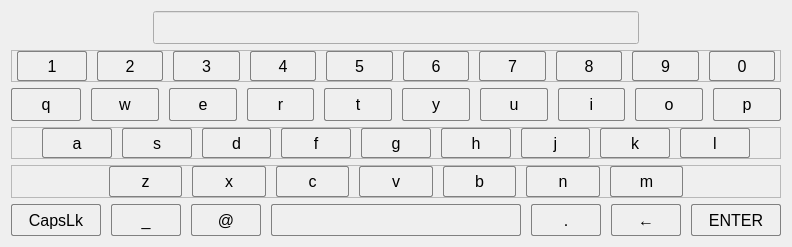
Before: the Qt Designer form ui/admgui/all_ui/keyboard.ui in RaynoldPanjiZ/gui_pyside6, drawn with Qt 5.
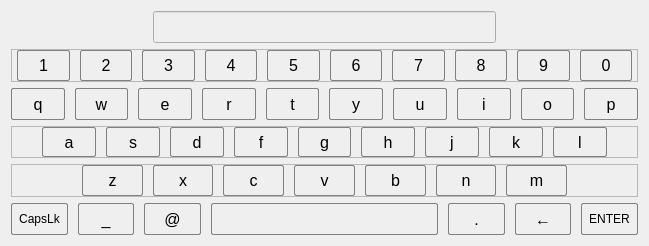
After: the same form once the commit is applied.

Commit message: update 15: hide screen keyboard

Diff of the .ui file:
```diff
--- a/ui/admgui/all_ui/keyboard.ui
+++ b/ui/admgui/all_ui/keyboard.ui
@@ -6,8 +6,8 @@
    <rect>
     <x>0</x>
     <y>0</y>
-    <width>790</width>
-    <height>247</height>
+    <width>649</width>
+    <height>246</height>
    </rect>
   </property>
   <property name="windowTitle">
@@ -132,7 +132,7 @@
           </property>
           <property name="minimumSize">
            <size>
-            <width>70</width>
+            <width>30</width>
             <height>30</height>
            </size>
           </property>
@@ -464,7 +464,7 @@
        </property>
        <property name="minimumSize">
         <size>
-         <width>70</width>
+         <width>30</width>
          <height>30</height>
         </size>
        </property>
@@ -817,7 +817,7 @@
           </property>
           <property name="minimumSize">
            <size>
-            <width>70</width>
+            <width>30</width>
             <height>30</height>
            </size>
           </property>
@@ -943,7 +943,7 @@
           </property>
           <property name="minimumSize">
            <size>
-            <width>70</width>
+            <width>30</width>
             <height>30</height>
            </size>
           </property>
@@ -1144,7 +1144,7 @@
         </property>
         <property name="sizeHint" stdset="0">
          <size>
-          <width>97</width>
+          <width>70</width>
           <height>20</height>
          </size>
         </property>
@@ -1165,7 +1165,7 @@
           </property>
           <property name="minimumSize">
            <size>
-            <width>70</width>
+            <width>30</width>
             <height>30</height>
            </size>
           </property>
@@ -1344,11 +1344,17 @@
         <item>
          <widget class="QPushButton" name="btn_m">
           <property name="sizePolicy">
-           <sizepolicy hsizetype="Ignored" vsizetype="Ignored">
+           <sizepolicy hsizetype="Preferred" vsizetype="Preferred">
             <horstretch>0</horstretch>
             <verstretch>0</verstretch>
            </sizepolicy>
           </property>
+          <property name="minimumSize">
+           <size>
+            <width>30</width>
+            <height>30</height>
+           </size>
+          </property>
           <property name="font">
            <font>
             <pointsize>12</pointsize>
@@ -1383,7 +1389,7 @@
         </property>
         <property name="sizeHint" stdset="0">
          <size>
-          <width>97</width>
+          <width>70</width>
           <height>20</height>
          </size>
         </property>
@@ -1407,13 +1413,13 @@
        </property>
        <property name="minimumSize">
         <size>
-         <width>90</width>
+         <width>50</width>
          <height>30</height>
         </size>
        </property>
        <property name="font">
         <font>
-         <pointsize>12</pointsize>
+         <pointsize>9</pointsize>
         </font>
        </property>
        <property name="styleSheet">
@@ -1443,7 +1449,7 @@
        </property>
        <property name="minimumSize">
         <size>
-         <width>70</width>
+         <width>30</width>
          <height>30</height>
         </size>
        </property>
@@ -1479,7 +1485,7 @@
        </property>
        <property name="minimumSize">
         <size>
-         <width>70</width>
+         <width>30</width>
          <height>30</height>
         </size>
        </property>
@@ -1515,7 +1521,7 @@
        </property>
        <property name="minimumSize">
         <size>
-         <width>250</width>
+         <width>120</width>
          <height>30</height>
         </size>
        </property>
@@ -1551,7 +1557,7 @@
        </property>
        <property name="minimumSize">
         <size>
-         <width>70</width>
+         <width>30</width>
          <height>30</height>
         </size>
        </property>
@@ -1587,7 +1593,7 @@
        </property>
        <property name="minimumSize">
         <size>
-         <width>70</width>
+         <width>30</width>
          <height>30</height>
         </size>
        </property>
@@ -1626,13 +1632,13 @@
        </property>
        <property name="minimumSize">
         <size>
-         <width>90</width>
+         <width>50</width>
          <height>30</height>
         </size>
        </property>
        <property name="font">
         <font>
-         <pointsize>12</pointsize>
+         <pointsize>9</pointsize>
         </font>
        </property>
        <property name="styleSheet">
```
The commit also changes 3 other files.
